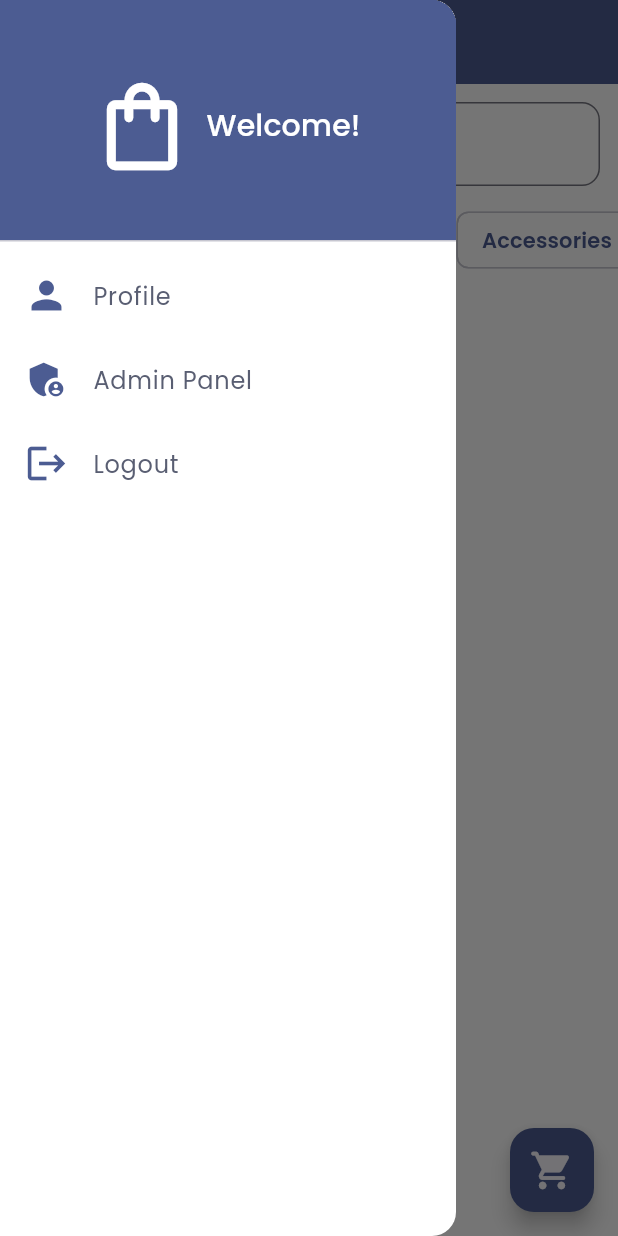
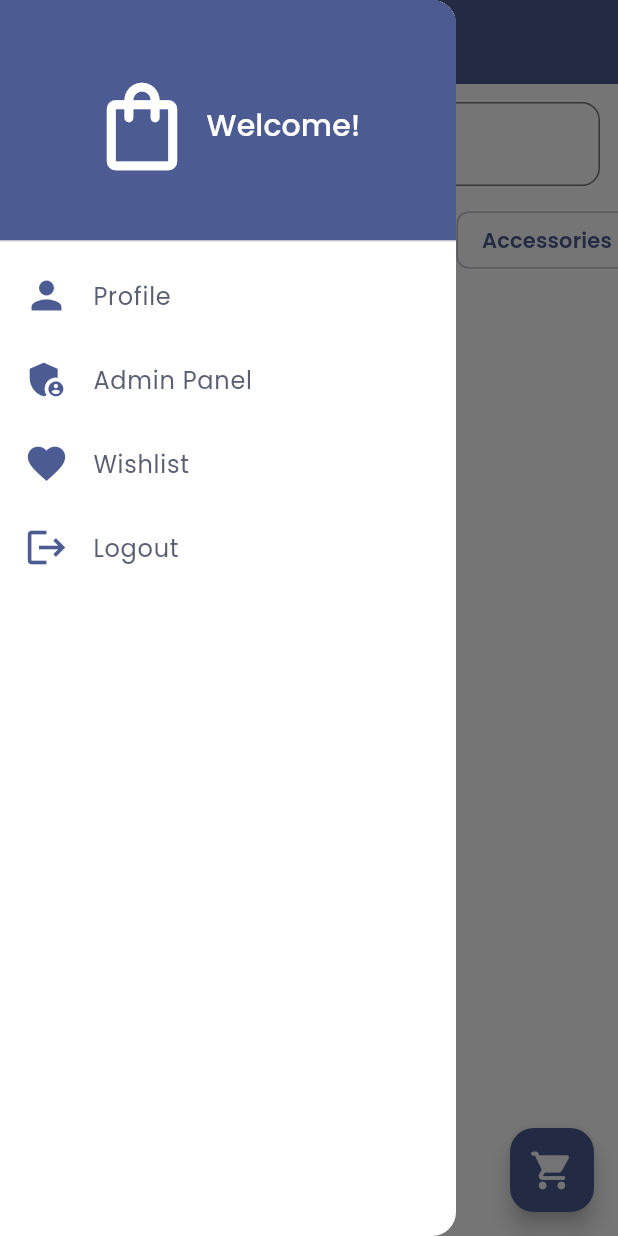
Before and after one commit to ebroahmed/e_commerce_flutter_app, a Flutter app: the screen it shows once a user with an empty profile is signed in, with the side drawer open, on a phone screen of 412 x 824 dp. Run offline on Flutter 3.47's test engine with Material 3 defaults, Android fonts, the phone set to English and light mode, and no system bars; our stand-ins replace cloud_firestore, firebase_auth, firebase_core, flutter_riverpod, google_fonts; accounts and stored records are empty.

Commit message:
wishlist updated

```diff
--- a/lib/providers/wishlist_provider.dart
+++ b/lib/providers/wishlist_provider.dart
@@ -1,5 +1,5 @@
+import 'package:e_commerce_flutter_app/providers/auth_provider.dart';
 import 'package:e_commerce_flutter_app/repositories/wishlist_repository.dart';
-import 'package:firebase_auth/firebase_auth.dart';
 import 'package:flutter_riverpod/flutter_riverpod.dart';
 
 final wishlistRepoProvider = Provider((ref) => WishlistRepository());
@@ -7,7 +7,8 @@ final wishlistRepoProvider = Provider((ref) => WishlistRepository());
 final wishlistStreamProvider = StreamProvider<List<Map<String, dynamic>>>((
   ref,
 ) {
-  final user = FirebaseAuth.instance.currentUser;
+  final user = ref.watch(authStateProvider).value;
+
   if (user == null) return const Stream.empty();
   return ref.read(wishlistRepoProvider).getWishlist(user.uid);
 });
--- a/lib/screens/cart_screen.dart
+++ b/lib/screens/cart_screen.dart
@@ -96,7 +96,10 @@ class CartScreen extends ConsumerWidget {
                             ],
                           ),
                           trailing: IconButton(
-                            icon: const Icon(Icons.delete, color: Colors.red),
+                            icon: const Icon(
+                              Icons.delete,
+                              color: Color.fromARGB(255, 109, 23, 17),
+                            ),
                             onPressed: () =>
                                 cartNotifier.removeFromCart(item.product.id),
                           ),
--- a/lib/screens/home_screen.dart
+++ b/lib/screens/home_screen.dart
@@ -3,6 +3,7 @@ import 'package:e_commerce_flutter_app/providers/product_provider.dart';
 import 'package:e_commerce_flutter_app/screens/admin_add_product_screen.dart';
 import 'package:e_commerce_flutter_app/screens/cart_screen.dart';
 import 'package:e_commerce_flutter_app/screens/profile_screen.dart';
+import 'package:e_commerce_flutter_app/screens/wishlist_screen.dart';
 import 'package:e_commerce_flutter_app/widgets/category_filter.dart';
 import 'package:e_commerce_flutter_app/widgets/product_card.dart';
 import 'package:flutter/material.dart';
@@ -147,6 +148,28 @@ class _HomeScreenState extends ConsumerState<HomeScreen> {
               },
             ),
 
+            ListTile(
+              leading: Icon(
+                Icons.favorite,
+                color: Theme.of(context).colorScheme.primary,
+                size: 30,
+              ),
+              title: Text(
+                'Wishlist',
+                style: TextStyle(
+                  fontSize: 16,
+                  color: Theme.of(context).colorScheme.secondary,
+                ),
+              ),
+              onTap: () {
+                Navigator.pop(context); // Close drawer
+                Navigator.push(
+                  context,
+                  MaterialPageRoute(builder: (_) => WishlistScreen()),
+                );
+              },
+            ),
+
             // Logout
             Consumer(
               builder: (context, ref, _) => ListTile(
@@ -230,10 +253,12 @@ class _HomeScreenState extends ConsumerState<HomeScreen> {
                   );
                 }
 
-                return GridView.builder(
+                return Expanded(
+                  child: GridView.builder(
                     padding: const EdgeInsets.all(12),
                     itemCount: products.length,
-                  gridDelegate: const SliverGridDelegateWithFixedCrossAxisCount(
+                    gridDelegate:
+                        const SliverGridDelegateWithFixedCrossAxisCount(
                           crossAxisCount: 2,
                           crossAxisSpacing: 12,
                           mainAxisSpacing: 12,
@@ -241,6 +266,7 @@ class _HomeScreenState extends ConsumerState<HomeScreen> {
                         ),
                     itemBuilder: (_, index) =>
                         ProductCard(product: products[index]),
+                  ),
                 );
               },
               loading: () => const Center(child: CircularProgressIndicator()),
```
Also changed, not shown: lib/screens/wishlist_screen.dart (+37 -5 lines), lib/widgets/product_card.dart (+38 -29 lines). Lines whose indentation alone changed are shown as unchanged.
